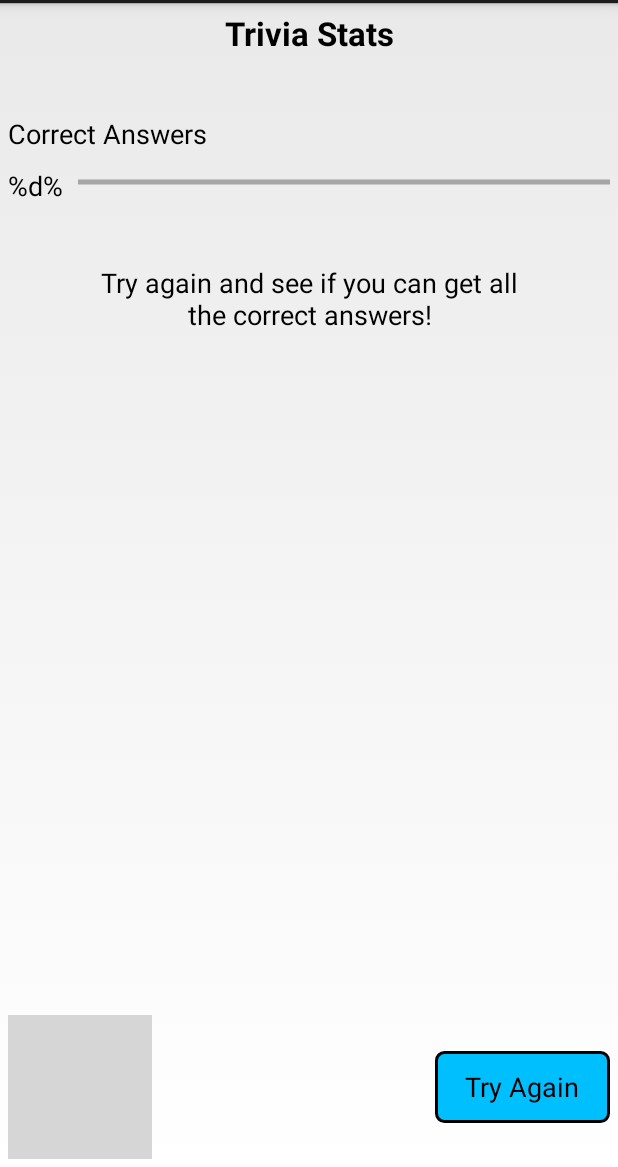
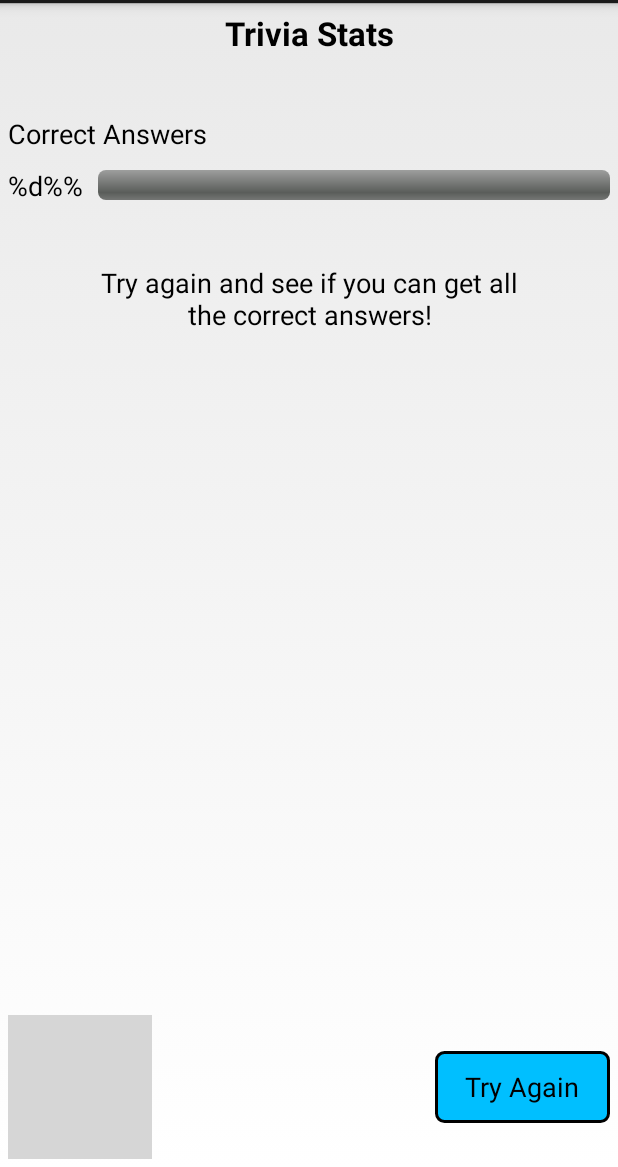
Before and after one commit to atulbanwar/MobileApplications, an Android app: the StatsActivity screen opened directly, with no data from a screen before it, on a phone screen of 412 x 824 dp, the part 69-1236 px from its top. Run offline under Robolectric (Android 15) with nearby library versions, the phone set to English and light mode, and no system bars; grey boxes are pictures that could not be loaded.

Commit message:
Updated style of progress bar

```diff
--- a/app/src/main/res/layout/activity_stats.xml
+++ b/app/src/main/res/layout/activity_stats.xml
@@ -51,12 +51,12 @@
             android:layout_marginRight="10dp" />
 
         <ProgressBar
-            style="?android:attr/progressBarStyleHorizontal"
+            style="@android:style/Widget.ProgressBar.Horizontal"
             android:layout_width="match_parent"
             android:layout_height="wrap_content"
-            android:minHeight="20dip"
-            android:maxHeight="20dip"
-            android:id="@+id/progress_bar_correct_percentage" />
+            android:id="@+id/progress_bar_correct_percentage"
+            android:layout_gravity="center"
+            />
 
     </LinearLayout>
 
--- a/app/src/main/res/values/strings.xml
+++ b/app/src/main/res/values/strings.xml
@@ -16,7 +16,7 @@
 
     <string name="title_stats">Trivia Stats</string>
     <string name="text_view_correct_answers">Correct Answers</string>
-    <string name="text_view_correct_percentage">%d\%</string>
+    <string name="text_view_correct_percentage">%d%%</string>
     <string name="text_view_try_again">Try again and see if you can get all the correct answers!</string>
     <string name="button_try_again">Try Again</string>
 
```
